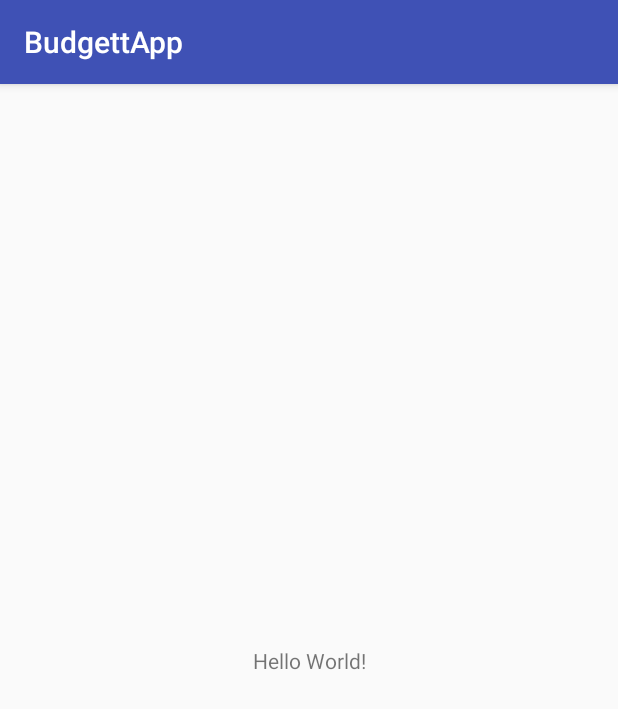
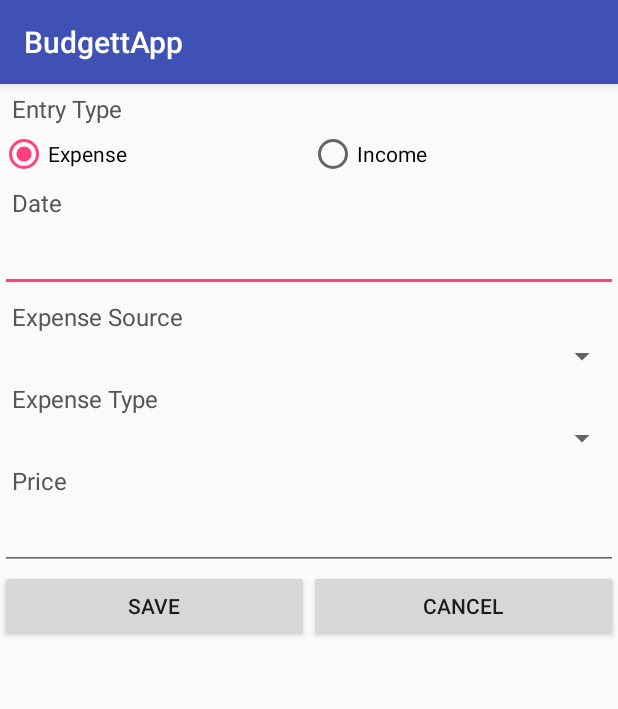
Before and after one commit to Quazzol/BudgettApp, an Android app: the screen it shows after launch (MainActivity), on a phone screen of 412 x 824 dp. Shown: the top 709 px of the screen. Run offline under Robolectric (Android 15) with nearby library versions, the phone set to English and light mode, and no system bars.

Commit message:
Second Commit

```diff
--- a/app/src/main/res/layout/activity_main.xml
+++ b/app/src/main/res/layout/activity_main.xml
@@ -6,13 +6,100 @@
     android:layout_height="match_parent"
     tools:context="com.okanerkan.budgettapp.MainActivity">
 
-    <TextView
-        android:layout_width="wrap_content"
-        android:layout_height="wrap_content"
-        android:text="Hello World!"
-        app:layout_constraintBottom_toBottomOf="parent"
-        app:layout_constraintLeft_toLeftOf="parent"
-        app:layout_constraintRight_toRightOf="parent"
-        app:layout_constraintTop_toTopOf="parent" />
+    <LinearLayout
+        android:layout_width="match_parent"
+        android:layout_height="match_parent"
+        android:orientation="vertical">
+
+        <TextView
+            style="@style/LayoutItem"
+            android:text="@string/RadioGroupEntryType"/>
+
+        <RadioGroup
+            android:id="@+id/rdgEntryType"
+            android:layout_width="match_parent"
+            android:layout_height="wrap_content"
+            android:orientation="horizontal">
+
+            <RadioButton
+                android:id="@+id/rbtnExpense"
+                android:layout_width="match_parent"
+                android:layout_height="wrap_content"
+                android:layout_weight="1"
+                android:text="@string/RadioOptionExpense"
+                android:checked="true"/>
+
+            <RadioButton
+                android:id="@+id/rbtnIncome"
+                android:layout_width="match_parent"
+                android:layout_height="wrap_content"
+                android:layout_weight="1"
+                android:text="@string/RadioOptionIncome" />
+
+        </RadioGroup>
+
+        <TextView
+            style="@style/LayoutItem"
+            android:text="@string/DateEditEntryDate"/>
+
+        <EditText
+            android:id="@+id/txtEntryDate"
+            android:layout_width="match_parent"
+            android:layout_height="wrap_content" />
+
+        <TextView
+            style="@style/LayoutItem"
+            android:text="@string/SpinnerEditExpenseSource"/>
+
+        <Spinner
+            android:id="@+id/spnExpenseSource"
+            android:layout_width="match_parent"
+            android:layout_height="wrap_content">
+
+        </Spinner>
+
+        <TextView
+            style="@style/LayoutItem"
+            android:text="@string/SpinnerEditExpenseType"/>
+
+        <Spinner
+            android:id="@+id/spnExpenseType"
+            android:layout_width="match_parent"
+            android:layout_height="wrap_content">
+
+        </Spinner>
+
+        <TextView
+            style="@style/LayoutItem"
+            android:text="@string/NumboxEditPrice"/>
+
+        <EditText
+            android:id="@+id/txtPrice"
+            android:layout_width="match_parent"
+            android:layout_height="wrap_content"
+            android:inputType="numberDecimal"
+            android:gravity="end"
+            android:textAlignment="textEnd" />
+
+        <LinearLayout
+            android:layout_width="match_parent"
+            android:layout_height="match_parent"
+            android:orientation="horizontal">
+
+            <Button
+                android:layout_width="match_parent"
+                android:layout_height="wrap_content"
+                android:text="@string/BtnSave"
+                android:layout_weight="1"/>
+
+            <Button
+                android:layout_width="match_parent"
+                android:layout_height="wrap_content"
+                android:text="@string/BtnCancel"
+                android:layout_weight="1"/>
+
+        </LinearLayout>
+
+    </LinearLayout>
 
 </android.support.constraint.ConstraintLayout>
--- a/app/src/main/res/values/strings.xml
+++ b/app/src/main/res/values/strings.xml
@@ -1,3 +1,12 @@
 <resources>
-    <string name="app_name">BudgettApp</string>
+    <string name="app_name" translatable="false">BudgettApp</string>
+    <string name="RadioGroupEntryType">Entry Type</string>
+    <string name="RadioOptionExpense">Expense</string>
+    <string name="RadioOptionIncome">Income</string>
+    <string name="DateEditEntryDate">Date</string>
+    <string name="SpinnerEditExpenseType">Expense Type</string>
+    <string name="SpinnerEditExpenseSource">Expense Source</string>
+    <string name="NumboxEditPrice">Price</string>
+    <string name="BtnSave">Save</string>
+    <string name="BtnCancel">Cancel</string>
 </resources>
--- a/app/src/main/res/values/styles.xml
+++ b/app/src/main/res/values/styles.xml
@@ -8,4 +8,15 @@
         <item name="colorAccent">@color/colorAccent</item>
     </style>
 
+    <style name="LayoutItem">
+        <item name="android:textColor">#555555</item>
+        <item name="android:layout_width">match_parent</item>
+        <item name="android:layout_height">wrap_content</item>
+        <item name="android:layout_marginLeft">8dp</item>
+        <item name="android:layout_marginTop">5dp</item>
+        <item name="android:layout_marginBottom">3dp</item>
+        <item name="android:textSize">16dp</item>
+    </style>
+
+
 </resources>
--- /dev/null
+++ b/build.gradle
@@ -0,0 +1,23 @@
+// Top-level build file where you can add configuration options common to all sub-projects/modules.
+
+buildscript {
+    repositories {
+        jcenter()
+    }
+    dependencies {
+        classpath 'com.android.tools.build:gradle:2.3.3'
+
+        // NOTE: Do not place your application dependencies here; they belong
+        // in the individual module build.gradle files
+    }
+}
+
+allprojects {
+    repositories {
+        jcenter()
+    }
+}
+
+task clean(type: Delete) {
+    delete rootProject.buildDir
+}
--- /dev/null
+++ b/gradle.properties
@@ -0,0 +1,17 @@
+# Project-wide Gradle settings.
+
+# IDE (e.g. Android Studio) users:
+# Gradle settings configured through the IDE *will override*
+# any settings specified in this file.
+
+# For more details on how to configure your build environment visit
+# http://www.gradle.org/docs/current/userguide/build_environment.html
+
+# Specifies the JVM arguments used for the daemon process.
+# The setting is particularly useful for tweaking memory settings.
+org.gradle.jvmargs=-Xmx1536m
+
+# When configured, Gradle will run in incubating parallel mode.
+# This option should only be used with decoupled projects. More details, visit
+# http://www.gradle.org/docs/current/userguide/multi_project_builds.html#sec:decoupled_projects
+# org.gradle.parallel=true
--- /dev/null
+++ b/settings.gradle
@@ -0,0 +1 @@
+include ':app'
```
Also changed, not shown: gradle/wrapper/gradle-wrapper.properties (added), 5 other files.
